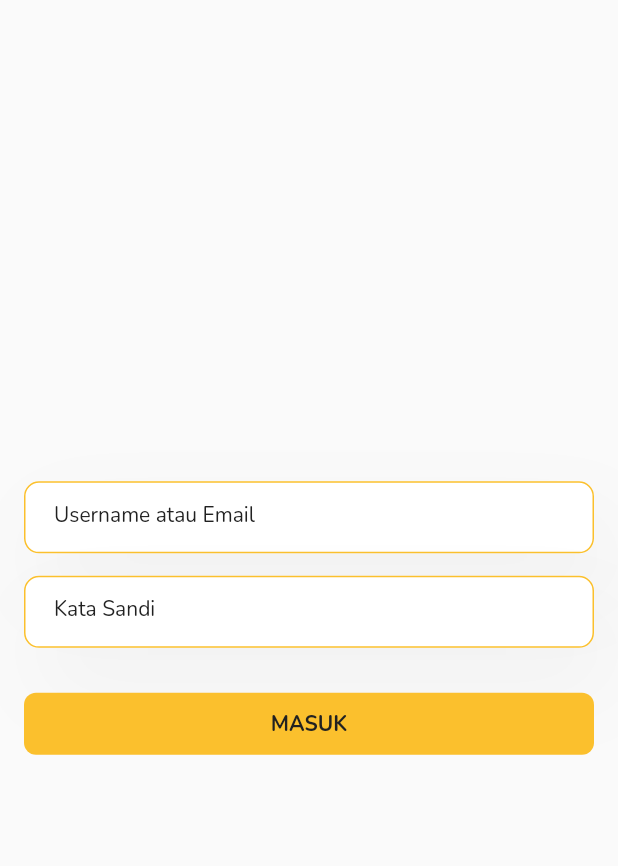
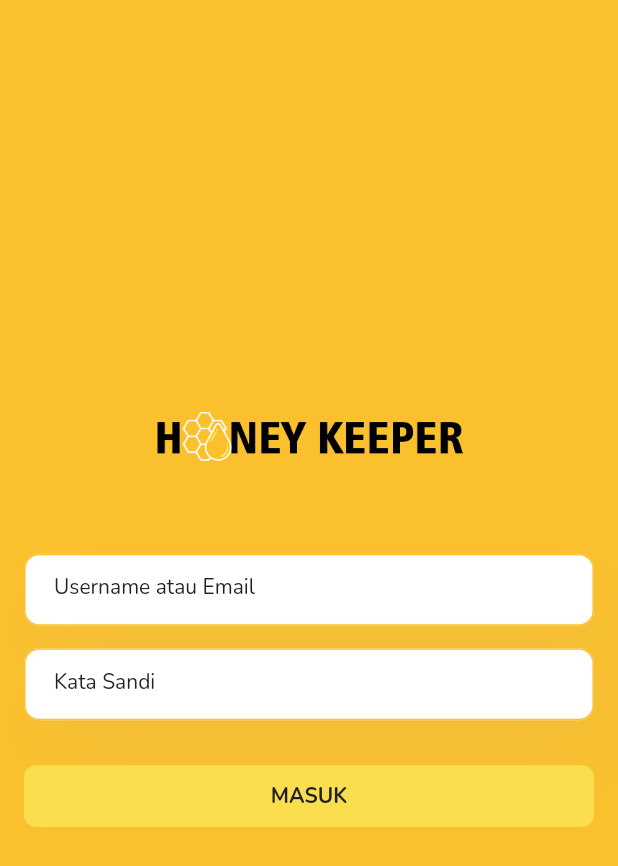
Before and after one commit to diarn/honey-keeper, a Flutter app: the screen it shows after launch, on a phone screen of 412 x 824 dp. Shown: the top 866 px of the screen. Run offline on Flutter 3.47's test engine with Material 2 defaults, Android fonts, the phone set to English and light mode, and no system bars; our stand-ins replace get, google_fonts.

Commit message:
login layout

```diff
--- /dev/null
+++ b/lib/app/data/assets_value.dart
@@ -0,0 +1,4 @@
+class AssetsValue {
+  final String imgLogo = "assets/images/app_logo.png";
+  final String imgBgSplash = "assets/images/bg_splash.png";
+}
--- a/lib/app/modules/login/views/login_view.dart
+++ b/lib/app/modules/login/views/login_view.dart
@@ -2,6 +2,7 @@ import 'package:flutter/material.dart';
 import 'package:flutter/services.dart';
 
 import 'package:get/get.dart';
+import 'package:honey_keeper/app/data/assets_value.dart';
 import 'package:honey_keeper/app/data/my_color.dart';
 import 'package:honey_keeper/app/data/my_values.dart';
 import 'package:honey_keeper/app/views/views/my_widget_view.dart';
@@ -9,9 +10,12 @@ import 'package:honey_keeper/app/views/views/my_widget_view.dart';
 import '../controllers/login_controller.dart';
 
 class LoginView extends GetView<LoginController> {
+  final AssetsValue _assetsValue = AssetsValue();
+  final MyValues _myValues = MyValues();
   @override
   Widget build(BuildContext context) {
     controller.onInit();
+    Size size = MediaQuery.of(context).size;
     SystemChrome.setPreferredOrientations([
       DeviceOrientation.portraitUp,
       DeviceOrientation.portraitDown,
@@ -22,12 +26,27 @@ class LoginView extends GetView<LoginController> {
         statusBarIconBrightness: Brightness.dark,
       ),
       child: Scaffold(
+        backgroundColor: MyColors.primary.shade900,
         body: Stack(
           children: [
             Center(
               child: Column(
                 mainAxisAlignment: MainAxisAlignment.center,
                 children: [
+                  Padding(
+                    padding: EdgeInsets.only(
+                      left: 16,
+                      right: 16,
+                    ),
+                    child: Image.asset(
+                      _assetsValue.imgLogo,
+                      // scale: 0.7,
+                      width: size.width * 0.5,
+                    ),
+                  ),
+                  SizedBox(
+                    height: (_myValues.yContentSpace) * 2,
+                  ),
                   Padding(
                     padding: EdgeInsets.only(
                       left: 16,
@@ -96,11 +115,13 @@ class _LoginFormState extends State<LoginForm> {
                       },
                       label: "MASUK",
                       labelColor: MyColors.textColor1.shade900,
+                      bgColor: MyColors.primaryLight.shade500,
                     )
                   : MyLoadingButton(
                       onTap: () {},
                       label: "SEDANG LOADING",
                       labelColor: Colors.white,
+                      bgColor: Colors.grey,
                     );
             },
           ),
--- a/lib/app/views/views/my_widget_view.dart
+++ b/lib/app/views/views/my_widget_view.dart
@@ -97,18 +97,20 @@ class MyButton extends StatelessWidget {
   final void Function() onTap;
   final String label;
   final Color labelColor;
+  final Color bgColor;
   const MyButton({
     Key? key,
     required this.onTap,
     required this.label,
     required this.labelColor,
+    required this.bgColor,
   }) : super(key: key);
 
   @override
   Widget build(BuildContext context) {
     Size size = MediaQuery.of(context).size;
     return Material(
-      color: MyColors.primary.shade900,
+      color: bgColor,
       borderRadius: BorderRadius.circular(8),
       child: InkWell(
         borderRadius: BorderRadius.circular(8),
@@ -135,18 +137,20 @@ class MyLoadingButton extends StatelessWidget {
   final void Function() onTap;
   final String label;
   final Color labelColor;
+  final Color bgColor;
   const MyLoadingButton({
     Key? key,
     required this.onTap,
     required this.label,
     required this.labelColor,
+    required this.bgColor,
   }) : super(key: key);
 
   @override
   Widget build(BuildContext context) {
     Size size = MediaQuery.of(context).size;
     return Material(
-      color: Colors.grey,
+      color: bgColor,
       borderRadius: BorderRadius.circular(8),
       child: InkWell(
         borderRadius: BorderRadius.circular(8),
```
